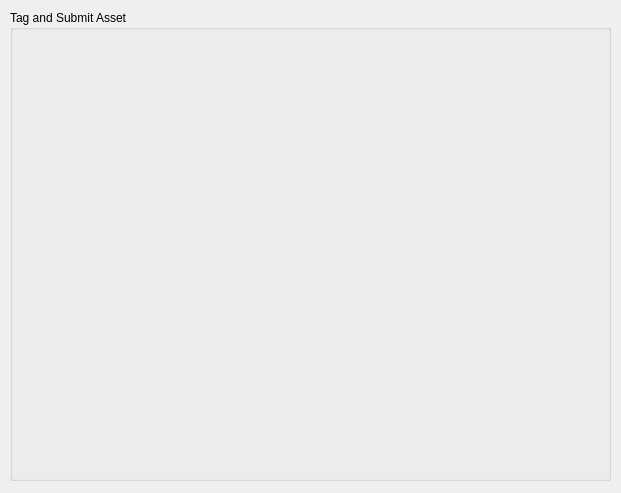
Before: the Qt Designer form ui/common/tagAsset.ui in mfessenden/vfx_assetmanager, drawn with Qt 5.
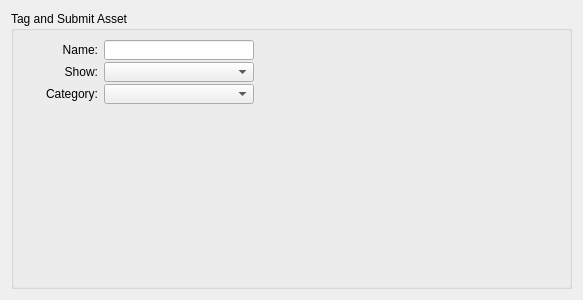
After: the same form once the commit is applied.

```diff
--- a/ui/common/tagAsset.ui
+++ b/ui/common/tagAsset.ui
@@ -6,26 +6,205 @@
    <rect>
     <x>0</x>
     <y>0</y>
-    <width>621</width>
-    <height>493</height>
+    <width>583</width>
+    <height>300</height>
    </rect>
   </property>
   <property name="windowTitle">
    <string>Dialog</string>
   </property>
-  <widget class="QGroupBox" name="groupBox">
-   <property name="geometry">
-    <rect>
-     <x>10</x>
-     <y>10</y>
-     <width>601</width>
-     <height>471</height>
-    </rect>
-   </property>
-   <property name="title">
-    <string>Tag and Submit Asset</string>
-   </property>
-  </widget>
+  <layout class="QVBoxLayout" name="verticalLayout">
+   <item>
+    <widget class="QGroupBox" name="groupBox">
+     <property name="title">
+      <string>Tag and Submit Asset</string>
+     </property>
+     <layout class="QVBoxLayout" name="verticalLayout_2">
+      <item>
+       <layout class="QHBoxLayout" name="horizontalLayout">
+        <item>
+         <layout class="QGridLayout" name="gridLayout">
+          <property name="verticalSpacing">
+           <number>2</number>
+          </property>
+          <item row="0" column="0">
+           <widget class="QLabel" name="assetNameLabel">
+            <property name="sizePolicy">
+             <sizepolicy hsizetype="Fixed" vsizetype="Fixed">
+              <horstretch>0</horstretch>
+              <verstretch>0</verstretch>
+             </sizepolicy>
+            </property>
+            <property name="minimumSize">
+             <size>
+              <width>75</width>
+              <height>20</height>
+             </size>
+            </property>
+            <property name="maximumSize">
+             <size>
+              <width>100</width>
+              <height>20</height>
+             </size>
+            </property>
+            <property name="text">
+             <string>Name:</string>
+            </property>
+            <property name="alignment">
+             <set>Qt::AlignRight|Qt::AlignTrailing|Qt::AlignVCenter</set>
+            </property>
+           </widget>
+          </item>
+          <item row="0" column="1">
+           <widget class="QLineEdit" name="assetNameTextfield">
+            <property name="sizePolicy">
+             <sizepolicy hsizetype="Fixed" vsizetype="Fixed">
+              <horstretch>0</horstretch>
+              <verstretch>0</verstretch>
+             </sizepolicy>
+            </property>
+            <property name="minimumSize">
+             <size>
+              <width>150</width>
+              <height>20</height>
+             </size>
+            </property>
+           </widget>
+          </item>
+          <item row="1" column="0">
+           <widget class="QLabel" name="showLabel">
+            <property name="sizePolicy">
+             <sizepolicy hsizetype="Fixed" vsizetype="Fixed">
+              <horstretch>0</horstretch>
+              <verstretch>0</verstretch>
+             </sizepolicy>
+            </property>
+            <property name="minimumSize">
+             <size>
+              <width>75</width>
+              <height>20</height>
+             </size>
+            </property>
+            <property name="maximumSize">
+             <size>
+              <width>100</width>
+              <height>20</height>
+             </size>
+            </property>
+            <property name="text">
+             <string>Show:</string>
+            </property>
+            <property name="alignment">
+             <set>Qt::AlignRight|Qt::AlignTrailing|Qt::AlignVCenter</set>
+            </property>
+           </widget>
+          </item>
+          <item row="1" column="1">
+           <widget class="QComboBox" name="showsMenu">
+            <property name="sizePolicy">
+             <sizepolicy hsizetype="Fixed" vsizetype="Fixed">
+              <horstretch>0</horstretch>
+              <verstretch>0</verstretch>
+             </sizepolicy>
+            </property>
+            <property name="minimumSize">
+             <size>
+              <width>150</width>
+              <height>20</height>
+             </size>
+            </property>
+            <property name="maximumSize">
+             <size>
+              <width>150</width>
+              <height>20</height>
+             </size>
+            </property>
+           </widget>
+          </item>
+          <item row="2" column="0">
+           <widget class="QLabel" name="categoriesLabel">
+            <property name="sizePolicy">
+             <sizepolicy hsizetype="Fixed" vsizetype="Fixed">
+              <horstretch>0</horstretch>
+              <verstretch>0</verstretch>
+             </sizepolicy>
+            </property>
+            <property name="minimumSize">
+             <size>
+              <width>75</width>
+              <height>20</height>
+             </size>
+            </property>
+            <property name="maximumSize">
+             <size>
+              <width>100</width>
+              <height>20</height>
+             </size>
+            </property>
+            <property name="text">
+             <string>Category:</string>
+            </property>
+            <property name="alignment">
+             <set>Qt::AlignRight|Qt::AlignTrailing|Qt::AlignVCenter</set>
+            </property>
+           </widget>
+          </item>
+          <item row="2" column="1">
+           <widget class="QComboBox" name="categoriesMenu">
+            <property name="sizePolicy">
+             <sizepolicy hsizetype="Fixed" vsizetype="Fixed">
+              <horstretch>0</horstretch>
+              <verstretch>0</verstretch>
+             </sizepolicy>
+            </property>
+            <property name="minimumSize">
+             <size>
+              <width>150</width>
+              <height>20</height>
+             </size>
+            </property>
+            <property name="maximumSize">
+             <size>
+              <width>150</width>
+              <height>20</height>
+             </size>
+            </property>
+           </widget>
+          </item>
+         </layout>
+        </item>
+        <item>
+         <spacer name="horizontalSpacer">
+          <property name="orientation">
+           <enum>Qt::Horizontal</enum>
+          </property>
+          <property name="sizeHint" stdset="0">
+           <size>
+            <width>40</width>
+            <height>20</height>
+           </size>
+          </property>
+         </spacer>
+        </item>
+       </layout>
+      </item>
+      <item>
+       <spacer name="verticalSpacer">
+        <property name="orientation">
+         <enum>Qt::Vertical</enum>
+        </property>
+        <property name="sizeHint" stdset="0">
+         <size>
+          <width>20</width>
+          <height>40</height>
+         </size>
+        </property>
+       </spacer>
+      </item>
+     </layout>
+    </widget>
+   </item>
+  </layout>
  </widget>
  <resources/>
  <connections/>
```
